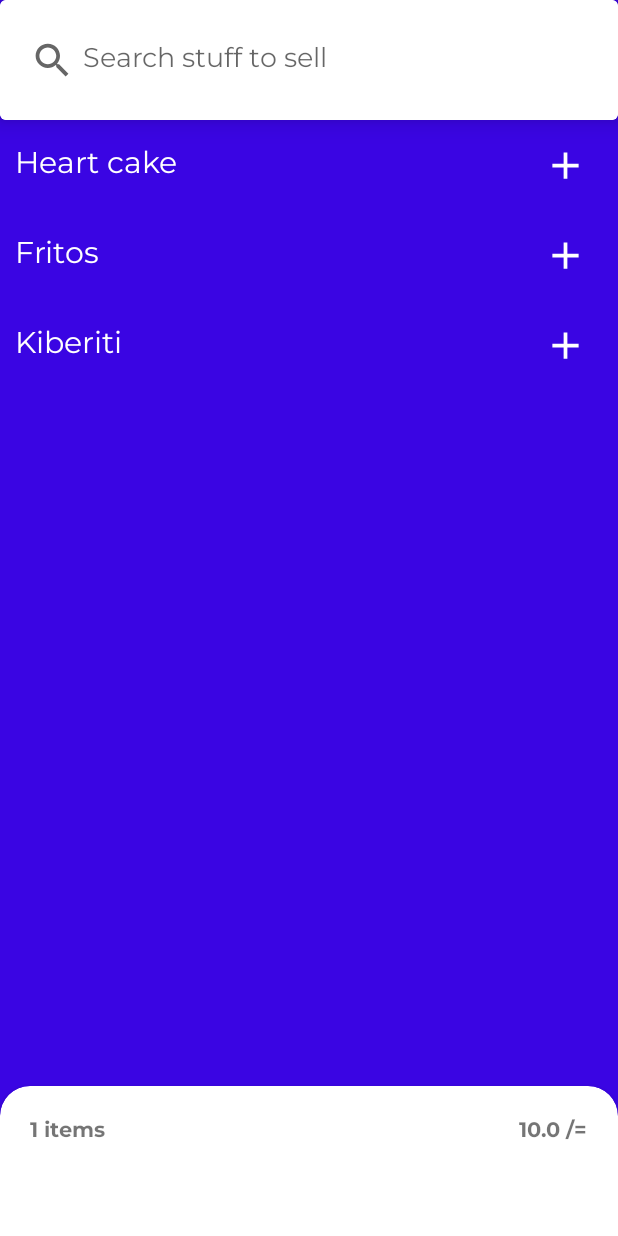
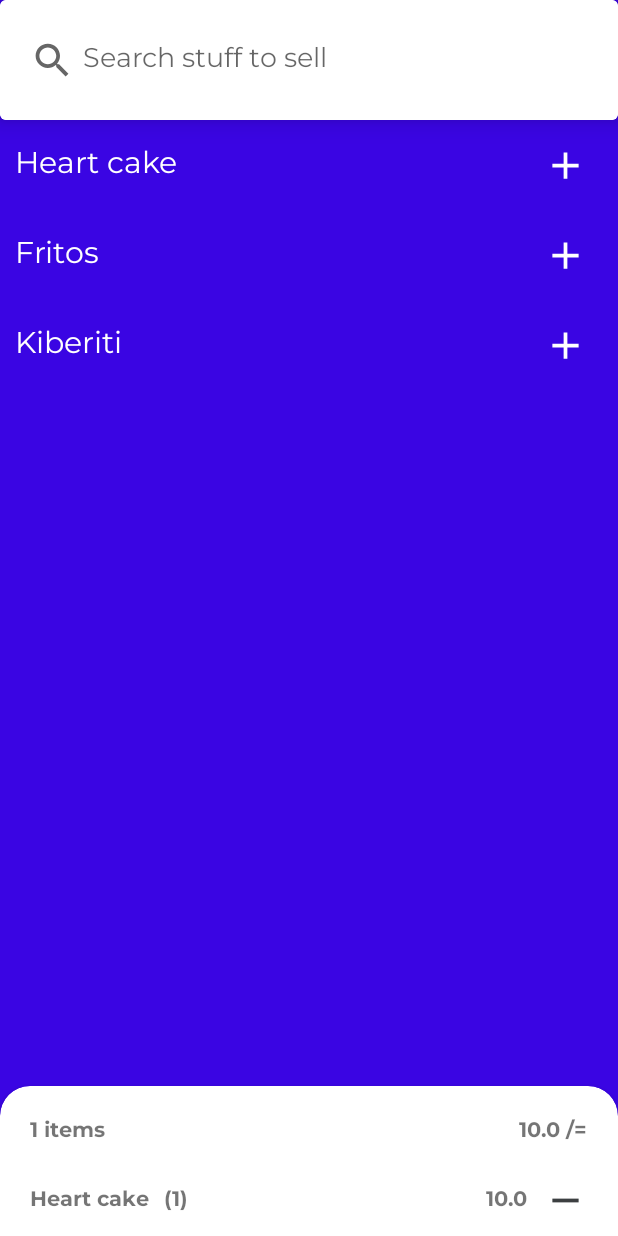
Before and after one commit to Kagiri11/Room-Inventory-System, an Android app: the SellFragment screen opened through its navigation route, after a tap on an icon or button, on a phone screen of 412 x 824 dp. Run offline under Robolectric (Android 15) with nearby library versions, the phone set to English and light mode, and no system bars; our stand-ins replace Dagger/Hilt's generated code, Room's generated code, data binding; libraries missing offline, so code that uses them is left out: androidx.hilt.lifecycle; Roboto replaces fonts that are not available here.

Commit message:
fixed cart adapter

```diff
--- /dev/null
+++ b/app/src/main/java/com/example/myshop/ui/adapters/CartItemAdapter.kt
@@ -0,0 +1,66 @@
+package com.example.myshop.ui.adapters
+
+import android.annotation.SuppressLint
+import android.view.LayoutInflater
+import android.view.ViewGroup
+import androidx.databinding.DataBindingUtil
+import androidx.recyclerview.widget.AsyncListDiffer
+import androidx.recyclerview.widget.DiffUtil
+import androidx.recyclerview.widget.RecyclerView
+import com.example.myshop.R
+import com.example.myshop.databinding.ItemCartBinding
+import com.example.myshop.model.Item
+
+class CartItemAdapter : RecyclerView.Adapter<CartItemAdapter.CartItemViewHolder>(){
+
+    var cartList = mutableListOf<Item>()
+
+    class CartItemViewHolder(val binding:ItemCartBinding): RecyclerView.ViewHolder(binding.root)
+
+    private val differCallback = object : DiffUtil.ItemCallback<Item>() {
+
+        override fun areItemsTheSame(oldItem: Item, newItem: Item): Boolean {
+            return oldItem.id==newItem.id
+        }
+
+        override fun areContentsTheSame(oldItem: Item, newItem: Item): Boolean {
+            return oldItem==newItem
+        }
+    }
+
+    val differ = AsyncListDiffer(this,differCallback)
+
+    override fun onCreateViewHolder(parent: ViewGroup, viewType: Int): CartItemViewHolder {
+        val layoutInflater = LayoutInflater.from(parent.context)
+        val binding: ItemCartBinding= DataBindingUtil.inflate(layoutInflater, R.layout.item_cart,parent,false)
+        return CartItemViewHolder(binding)
+    }
+
+    @SuppressLint("SetTextI18n")
+    override fun onBindViewHolder(holder: CartItemViewHolder, position: Int) {
+        val item = differ.currentList[position]
+
+        val itemOccurrences = cartList.filter { it.name == item.name }.count()
+        val occurrenceTotalPrice = cartList.filter{it.name == item.name}.sumOf { it.sellingPrice }
+
+        holder.binding.apply {
+            tvCartItemName.text = item.name
+            tvCartItemQuantity.text = "($itemOccurrences)"
+            tvCartItemPrice.text = occurrenceTotalPrice.toString()
+            ivDecreaseItemQuantity.setOnClickListener {
+                onItemClickListener?.let {
+                    it(item)
+                }
+            }
+        }
+
+    }
+
+    private var onItemClickListener : ((Item) -> Unit)?=null
+
+    fun setOnItemClickListener(listener : ((Item) -> Unit)){
+        onItemClickListener = listener
+    }
+
+    override fun getItemCount(): Int = differ.currentList.size
+}
--- a/app/src/main/java/com/example/myshop/ui/sellFragment/SellFragment.kt
+++ b/app/src/main/java/com/example/myshop/ui/sellFragment/SellFragment.kt
@@ -13,15 +13,18 @@ import androidx.lifecycle.MutableLiveData
 import com.example.myshop.R
 import com.example.myshop.databinding.FragmentSellBinding
 import com.example.myshop.model.Item
+import com.example.myshop.ui.adapters.CartItemAdapter
 import com.example.myshop.ui.adapters.SellItemAdapter
 import com.google.android.material.bottomsheet.BottomSheetBehavior
 import dagger.hilt.android.AndroidEntryPoint
+import javax.inject.Inject
 
 @AndroidEntryPoint
 class SellFragment : Fragment() {
 
     private val sellViewModel: SellViewModel by viewModels()
     private val sellAdapter = SellItemAdapter()
+    private val itemAdapter = CartItemAdapter()
     private lateinit var binding: FragmentSellBinding
 
     @SuppressLint("SetTextI18n")
@@ -35,10 +38,17 @@ class SellFragment : Fragment() {
             addToCart(it)
         }
 
+        itemAdapter.setOnItemClickListener {
+            removeFromCart(it)
+        }
+
+
         sellViewModel.sellCart2.observe(viewLifecycleOwner,{ list->
             binding.tvItemCount.text = "${list.sumOf { it.sellingPrice }} /="
             binding.tvCartCount.text = "${list.count()} items"
-
+            itemAdapter.cartList=list.toMutableList()
+            itemAdapter.differ.submitList(list)
+            binding.rvCart.adapter=itemAdapter
         })
 
         sellViewModel.items.observe(viewLifecycleOwner, {
@@ -53,6 +63,10 @@ class SellFragment : Fragment() {
 
     private fun addToCart(item: Item) {
         sellViewModel.addToCart(item)
+    }
+
+    private fun removeFromCart(item: Item) {
+        sellViewModel.removeFromCart(item)
     }
 
     private fun handleBottomSheet() {
--- a/app/src/main/java/com/example/myshop/ui/sellFragment/SellViewModel.kt
+++ b/app/src/main/java/com/example/myshop/ui/sellFragment/SellViewModel.kt
@@ -38,8 +38,17 @@ class SellViewModel
         _sellCart2.postValue(cartList.toList())
     }
 
+    fun removeFromCart(item: Item){
+        cartList.remove(item)
+        _sellCart2.postValue(cartList.toList())
+    }
+
     fun add(item: Item)=viewModelScope.launch {
         shopRepository.addItem(item)
     }
 
+    fun deleteItem(item: Item) = viewModelScope.launch {
+        shopRepository.deleteItem(item)
+    }
+
 }
--- /dev/null
+++ b/app/src/main/res/drawable/ic_remove.xml
@@ -0,0 +1,5 @@
+<vector android:height="24dp" android:tint="#3C3F41"
+    android:viewportHeight="24" android:viewportWidth="24"
+    android:width="24dp" xmlns:android="http://schemas.android.com/apk/res/android">
+    <path android:fillColor="@android:color/white" android:pathData="M19,13H5v-2h14v2z"/>
+</vector>
--- a/app/src/main/res/layout/fragment_sell.xml
+++ b/app/src/main/res/layout/fragment_sell.xml
@@ -149,6 +149,33 @@
                         android:text=""
                         app:layout_constraintStart_toStartOf="parent"
                         app:layout_constraintTop_toTopOf="parent" />
+
+                    <androidx.recyclerview.widget.RecyclerView
+                        android:id="@+id/rv_cart"
+                        android:layout_width="match_parent"
+                        android:layout_height="0dp"
+                        app:layout_constraintTop_toBottomOf="@id/tv_cartCount"
+                        app:layout_constraintBottom_toTopOf="@id/btn_sell"
+                        android:layout_marginTop="5dp"
+                        android:layout_marginBottom="5dp"
+                        tools:listitem="@layout/item_cart"
+                        app:layoutManager="androidx.recyclerview.widget.LinearLayoutManager"/>
+
+
+
+                    <com.google.android.material.button.MaterialButton
+                        android:id="@+id/btn_sell"
+                        android:layout_width="wrap_content"
+                        android:layout_height="wrap_content"
+                        android:backgroundTint="@color/primary_blue"
+                        app:cornerRadius="10dp"
+                        android:text="Sell"
+                        android:textAllCaps="false"
+                        android:fontFamily="@font/montserrat_bold"
+                        android:layout_marginEnd="10dp"
+                        android:layout_marginBottom="10dp"
+                        app:layout_constraintBottom_toBottomOf="parent"
+                        app:layout_constraintEnd_toEndOf="parent"/>
                 </androidx.constraintlayout.widget.ConstraintLayout>
             </com.google.android.material.card.MaterialCardView>
 
--- /dev/null
+++ b/app/src/main/res/layout/item_cart.xml
@@ -0,0 +1,59 @@
+<?xml version="1.0" encoding="utf-8"?>
+<layout xmlns:android="http://schemas.android.com/apk/res/android"
+    xmlns:app="http://schemas.android.com/apk/res-auto">
+
+    <data>
+
+    </data>
+
+    <androidx.constraintlayout.widget.ConstraintLayout
+        android:layout_width="match_parent"
+        android:layout_height="60dp">
+
+        <TextView
+            android:id="@+id/tv_cart_item_name"
+            android:layout_width="wrap_content"
+            android:layout_height="wrap_content"
+            app:layout_constraintStart_toStartOf="parent"
+            app:layout_constraintTop_toTopOf="parent"
+            app:layout_constraintBottom_toBottomOf="parent"
+            android:layout_marginStart="20dp"
+            android:text="Blue Band"
+            android:fontFamily="@font/montserrat_bold" />
+
+        <TextView
+            android:id="@+id/tv_cart_item_quantity"
+            android:layout_width="wrap_content"
+            android:layout_height="wrap_content"
+            app:layout_constraintStart_toEndOf="@id/tv_cart_item_name"
+            app:layout_constraintTop_toTopOf="parent"
+            app:layout_constraintBottom_toBottomOf="parent"
+            android:layout_marginStart="10dp"
+            android:text="(5)"
+            android:fontFamily="@font/montserrat_bold" />
+
+        <TextView
+            android:id="@+id/tv_cart_item_price"
+            android:layout_width="wrap_content"
+            android:layout_height="wrap_content"
+            app:layout_constraintEnd_toStartOf="@id/iv_decrease_item_quantity"
+            app:layout_constraintTop_toTopOf="parent"
+            app:layout_constraintBottom_toBottomOf="parent"
+            android:layout_marginEnd="10dp"
+            android:text="(5)"
+            android:fontFamily="@font/montserrat_bold" />
+
+        <androidx.appcompat.widget.AppCompatImageView
+            android:id="@+id/iv_decrease_item_quantity"
+            android:layout_width="30dp"
+            android:layout_height="30dp"
+            android:src="@drawable/ic_remove"
+            android:scaleType="fitXY"
+            app:layout_constraintEnd_toEndOf="parent"
+            android:layout_marginEnd="20dp"
+            app:layout_constraintTop_toTopOf="parent"
+            app:layout_constraintBottom_toBottomOf="parent" />
+
+
+    </androidx.constraintlayout.widget.ConstraintLayout>
+</layout>
```
